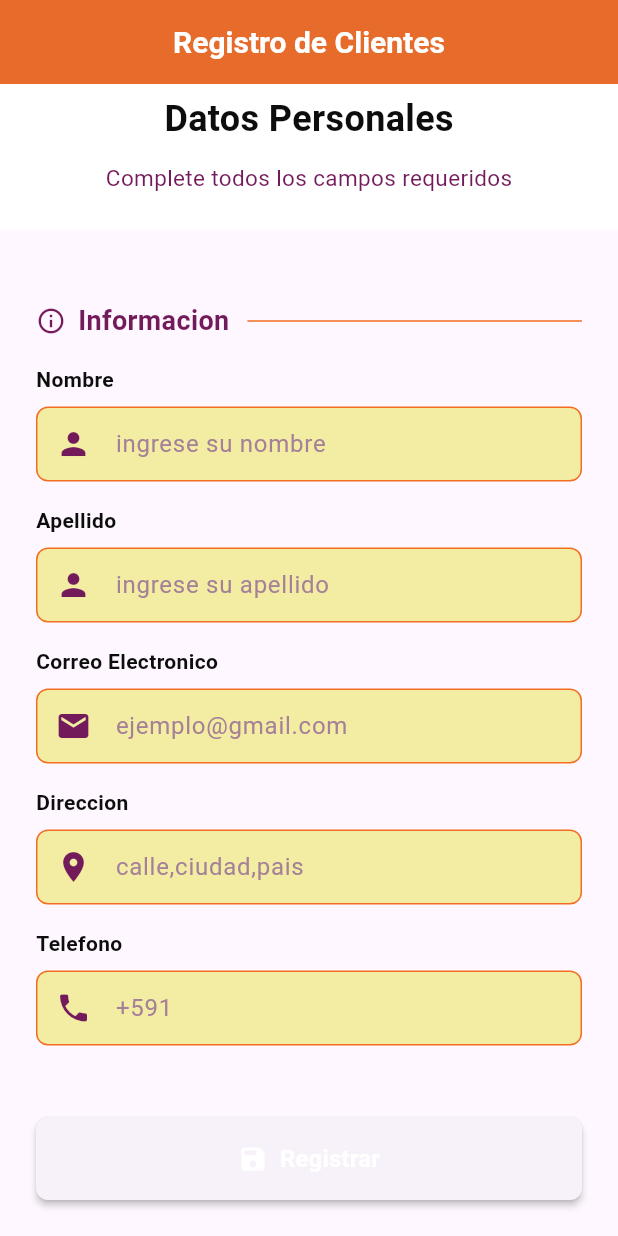
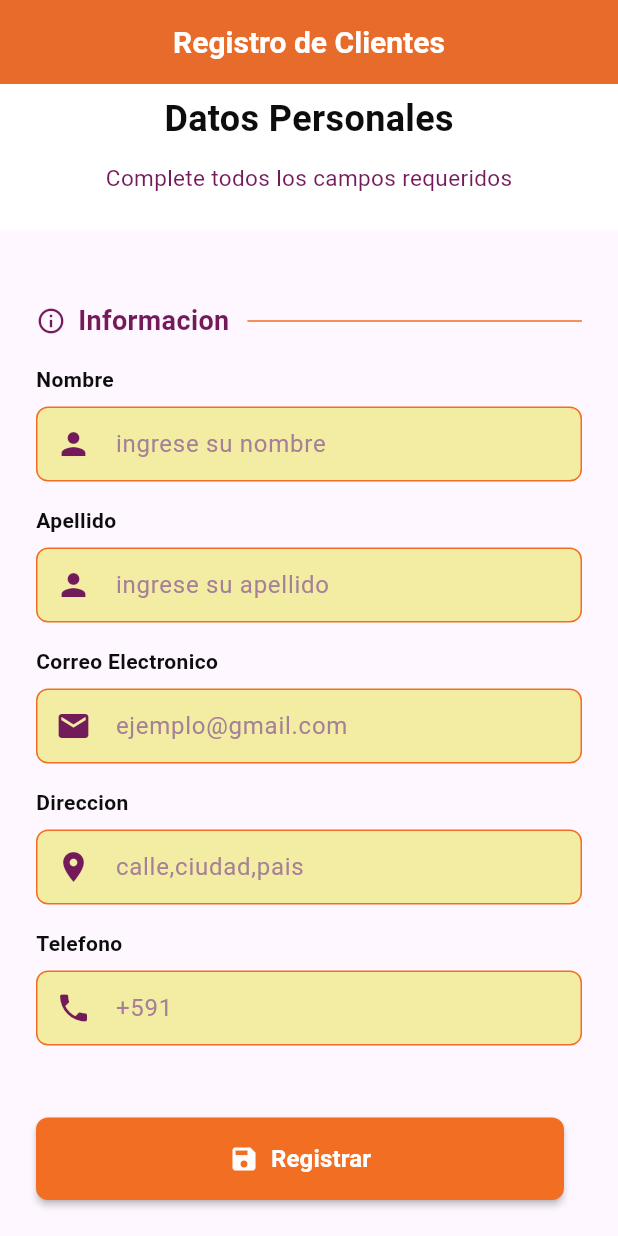
Before and after one commit to JDavidCamacho/nivelmedio, a Flutter app: the screen it shows after launch, scrolled down 78 dp, on a phone screen of 412 x 824 dp. Run offline on Flutter 3.47's test engine with Material 3 defaults, Android fonts, the light colour scheme and no system bars.

Commit message:
boton de registrar creada

```diff
--- a/lib/main.dart
+++ b/lib/main.dart
@@ -144,20 +144,20 @@ class Formulario extends StatelessWidget {
                         child: ElevatedButton(
                           onPressed: () {},
                           style: ElevatedButton.styleFrom(
-                            backgroundColor: primaryNavy,//define el color de fondo
-                            foregroundColor: Colors.white,
-                            padding: EdgeInsets.symmetric(vertical: 16),
-                            shape: RoundedRectangleBorder(
-                              borderRadius: BorderRadius.circular(8),
+                            backgroundColor: primaryNaranja,//define el color de fondo
+                            foregroundColor: Colors.white,//se defini el color de las letras
+                            padding: EdgeInsets.symmetric(vertical: 16),//espacio interior para agrandar el boton
+                            shape: RoundedRectangleBorder(//borde redondeado
+                              borderRadius: BorderRadius.circular(8),//eleva el botn
                             ),
                             elevation: 2,
                           ),
                           child: Row(
                             mainAxisAlignment: MainAxisAlignment.center,
                             children: [
-                              Icon(Icons.save, size: 20),
+                              Icon(Icons.save, size: 20),//icono de guardar
                               SizedBox(width: 8),
-                              Text(
+                              Text(//texto del boton
                                 'Registrar',
                                 style: TextStyle(
                                   fontSize: 16,
@@ -168,6 +168,9 @@ class Formulario extends StatelessWidget {
                           ),
                         ),
                       ),
+
+
+                      SizedBox(width: 12),
                     ],
                   ),
                 ],
```
